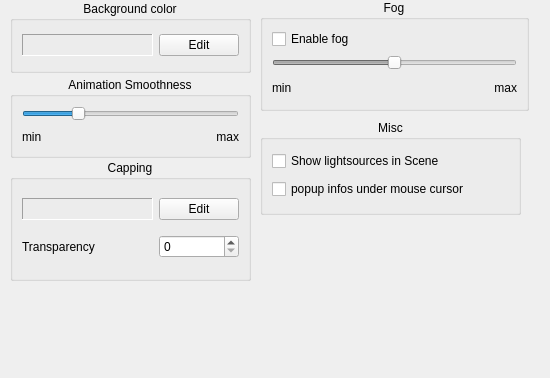
BALL-Project/ball, file source/VIEW/DIALOGS/stageSettings.ui: the form before one commit.
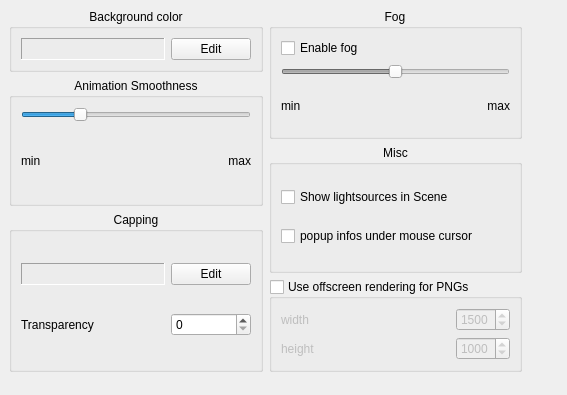
The form after the commit. The open tabs and pages were chosen to show the change.

Patch:
```diff
--- a/source/VIEW/DIALOGS/stageSettings.ui
+++ b/source/VIEW/DIALOGS/stageSettings.ui
@@ -8,8 +8,8 @@
    <rect>
     <x>0</x>
     <y>0</y>
-    <width>550</width>
-    <height>378</height>
+    <width>567</width>
+    <height>395</height>
    </rect>
   </property>
   <property name="windowTitle" >
@@ -20,7 +20,7 @@
     <rect>
      <x>0</x>
      <y>0</y>
-     <width>553</width>
+     <width>531</width>
      <height>381</height>
     </rect>
    </property>
@@ -28,15 +28,90 @@
     <number>3</number>
    </property>
    <widget class="QWidget" name="Main" >
+    <layout class="QGridLayout" >
+     <property name="margin" >
+      <number>9</number>
+     </property>
+     <property name="spacing" >
+      <number>6</number>
+     </property>
+     <item row="4" column="1" >
+      <widget class="QGroupBox" name="offscreen_group" >
+       <property name="toolTip" >
+        <string>Screenshots can also be created through offscreen rendering, which enables images larger than the screen resolution. Uncheck this if there are poblems with the resulting images.</string>
+       </property>
+       <property name="title" >
+        <string>Use offscreen rendering for PNGs</string>
+       </property>
+       <property name="alignment" >
+        <set>Qt::AlignJustify</set>
+       </property>
+       <property name="checkable" >
+        <bool>true</bool>
+       </property>
+       <property name="checked" >
+        <bool>false</bool>
+       </property>
+       <layout class="QGridLayout" >
+        <property name="margin" >
+         <number>9</number>
+        </property>
+        <property name="spacing" >
+         <number>6</number>
+        </property>
+        <item row="0" column="1" >
+         <widget class="QSpinBox" name="PNG_width_box" >
+          <property name="maximum" >
+           <number>4096</number>
+          </property>
+          <property name="minimum" >
+           <number>1</number>
+          </property>
+          <property name="value" >
+           <number>1500</number>
+          </property>
+         </widget>
+        </item>
+        <item row="0" column="0" >
+         <widget class="QLabel" name="label_2" >
+          <property name="sizePolicy" >
+           <sizepolicy>
+            <hsizetype>7</hsizetype>
+            <vsizetype>5</vsizetype>
+            <horstretch>0</horstretch>
+            <verstretch>0</verstretch>
+           </sizepolicy>
+          </property>
+          <property name="text" >
+           <string>width</string>
+          </property>
+         </widget>
+        </item>
+        <item row="1" column="0" >
+         <widget class="QLabel" name="label_3" >
+          <property name="text" >
+           <string>height</string>
+          </property>
+         </widget>
+        </item>
+        <item row="1" column="1" >
+         <widget class="QSpinBox" name="PNG_height_box" >
+          <property name="maximum" >
+           <number>4096</number>
+          </property>
+          <property name="minimum" >
+           <number>1</number>
+          </property>
+          <property name="value" >
+           <number>1000</number>
+          </property>
+         </widget>
+        </item>
+       </layout>
+      </widget>
+     </item>
+     <item rowspan="2" row="1" column="0" >
     <widget class="QGroupBox" name="groupBox1_2_3_2" >
-     <property name="geometry" >
-      <rect>
-       <x>10</x>
-       <y>77</y>
-       <width>241</width>
-       <height>81</height>
-      </rect>
-     </property>
      <property name="toolTip" >
       <string/>
      </property>
@@ -97,15 +172,9 @@
       </item>
      </layout>
     </widget>
+     </item>
+     <item rowspan="2" row="0" column="1" >
     <widget class="QGroupBox" name="groupBox1_2_3" >
-     <property name="geometry" >
-      <rect>
-       <x>260</x>
-       <y>0</y>
-       <width>269</width>
-       <height>111</height>
-      </rect>
-     </property>
      <property name="toolTip" >
       <string>The fog is currently not exported to POVRay</string>
      </property>
@@ -173,53 +242,9 @@
       </item>
      </layout>
     </widget>
-    <widget class="QGroupBox" name="groupBox" >
-     <property name="geometry" >
-      <rect>
-       <x>260</x>
-       <y>120</y>
-       <width>261</width>
-       <height>95</height>
-      </rect>
-     </property>
-     <property name="title" >
-      <string>Misc</string>
-     </property>
-     <property name="alignment" >
-      <set>Qt::AlignHCenter</set>
-     </property>
-     <layout class="QGridLayout" >
-      <property name="margin" >
-       <number>9</number>
-      </property>
-      <property name="spacing" >
-       <number>6</number>
-      </property>
-      <item row="1" column="0" >
-       <widget class="QCheckBox" name="popup_names" >
-        <property name="text" >
-         <string>popup infos under mouse cursor</string>
-        </property>
-       </widget>
       </item>
       <item row="0" column="0" >
-       <widget class="QCheckBox" name="show_lights_" >
-        <property name="text" >
-         <string>Show lightsources in Scene</string>
-        </property>
-       </widget>
-      </item>
-     </layout>
-    </widget>
     <widget class="QGroupBox" name="groupBox2" >
-     <property name="geometry" >
-      <rect>
-       <x>10</x>
-       <y>1</y>
-       <width>241</width>
-       <height>72</height>
-      </rect>
-     </property>
      <property name="toolTip" >
       <string>Set the background color of the Scene.</string>
      </property>
@@ -275,15 +300,9 @@
       </item>
      </layout>
     </widget>
+     </item>
+     <item rowspan="2" row="3" column="0" >
     <widget class="QGroupBox" name="groupBox2_2" >
-     <property name="geometry" >
-      <rect>
-       <x>10</x>
-       <y>160</y>
-       <width>241</width>
-       <height>121</height>
-      </rect>
-     </property>
      <property name="toolTip" >
       <string>Set the background color of the Scene.</string>
      </property>
@@ -353,6 +372,46 @@
       </item>
      </layout>
     </widget>
+     </item>
+     <item rowspan="2" row="2" column="1" >
+      <widget class="QGroupBox" name="groupBox" >
+       <property name="title" >
+        <string>Misc</string>
+       </property>
+       <property name="alignment" >
+        <set>Qt::AlignHCenter</set>
+       </property>
+       <layout class="QGridLayout" >
+        <property name="margin" >
+         <number>9</number>
+        </property>
+        <property name="spacing" >
+         <number>6</number>
+        </property>
+        <item row="1" column="0" >
+         <widget class="QCheckBox" name="popup_names" >
+          <property name="toolTip" >
+           <string>Print e.g. atom name if the mouse cursors stays over an atom in the 3D view of some seconds.</string>
+          </property>
+          <property name="text" >
+           <string>popup infos under mouse cursor</string>
+          </property>
+         </widget>
+        </item>
+        <item row="0" column="0" >
+         <widget class="QCheckBox" name="show_lights_" >
+          <property name="toolTip" >
+           <string>Show the lightsources in the 3D view for easier positioning.</string>
+          </property>
+          <property name="text" >
+           <string>Show lightsources in Scene</string>
+          </property>
+         </widget>
+        </item>
+       </layout>
+      </widget>
+     </item>
+    </layout>
    </widget>
    <widget class="QWidget" name="Mouse" >
     <widget class="QGroupBox" name="groupBox1_2" >
```
Left out of the diff: 55 changed lines with no effect on the pictures. Lines whose indentation alone changed are shown as unchanged.
